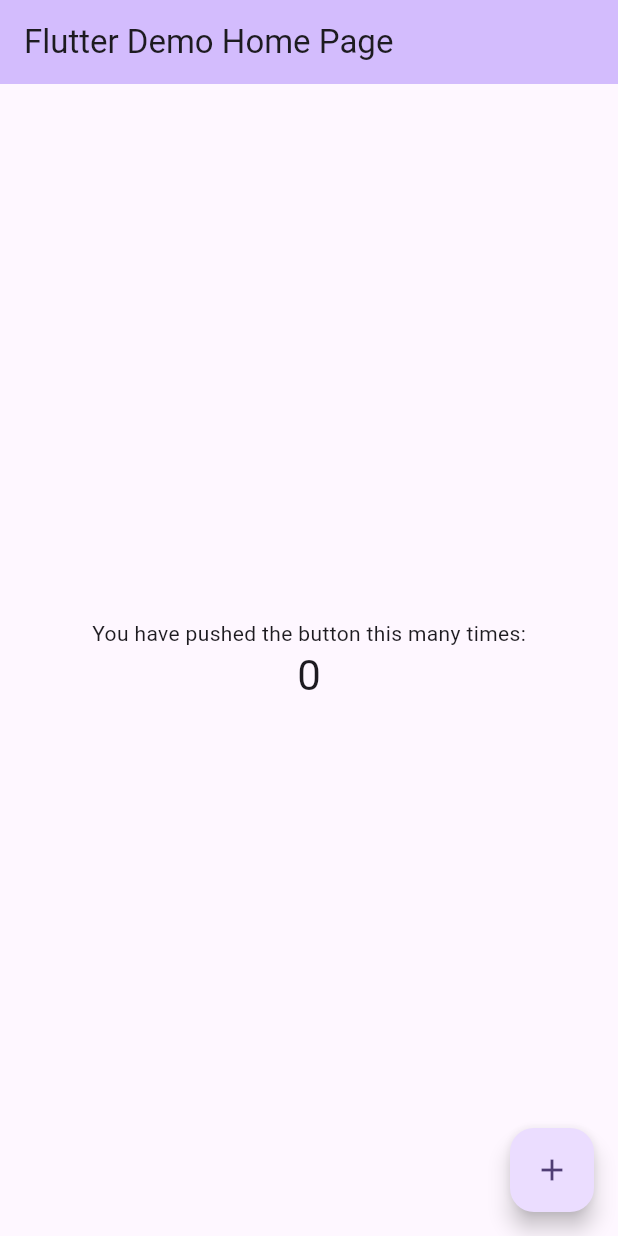
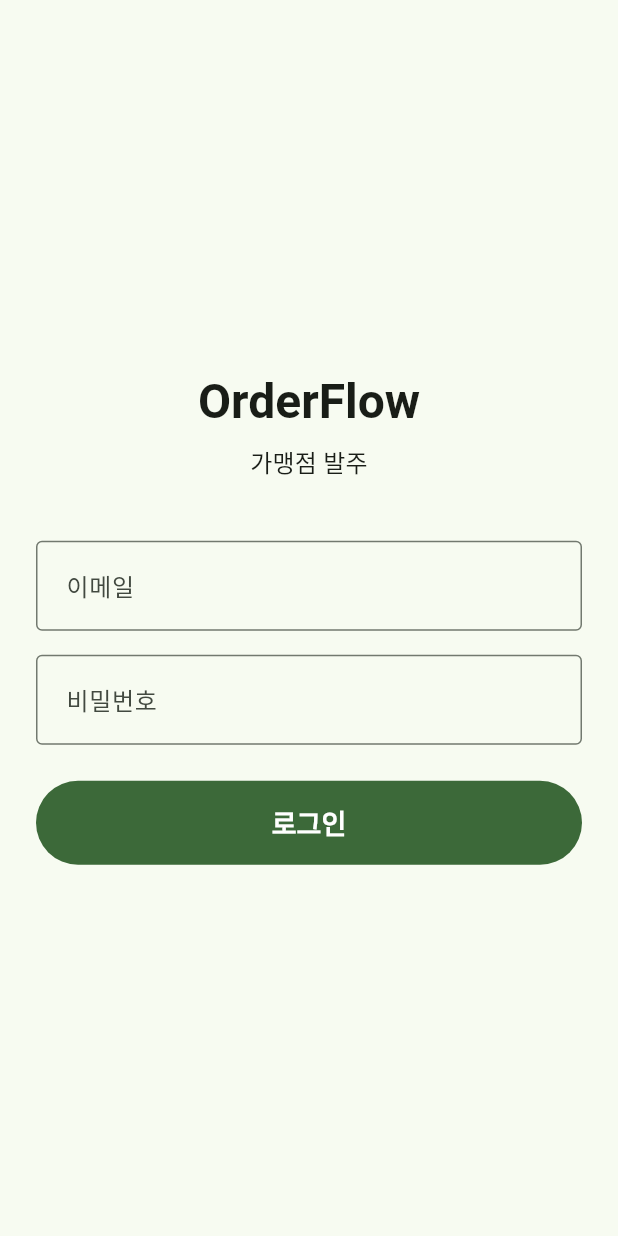
Before and after one commit to jinioh88/orderflow, a Flutter app: the screen it shows after launch, on a phone screen of 412 x 824 dp. Run offline on Flutter 3.47's test engine with Material 3 defaults, Android fonts, the phone set to English and light mode, and no system bars; our stand-ins replace dio, flutter_riverpod, go_router.

Commit message:
app: M1 Phase 0 — 프로젝트 셋업 (go_router·Riverpod 선정, dio 공통 클라이언트, 골격 스캐폴딩)
- 라우팅 go_router, 상태관리 Riverpod 선정 (근거는 app/CLAUDE.md 기록)
- lib/core(config·network·router·theme·widgets) + lib/features(auth·catalog) 골격
- api-spec 1장 기반 ApiClient: {data}/{error} 래퍼 파싱, 에러 코드 매핑,
  Authorization 인터셉터, NetworkException/ApiException 분리, 페이징 공통 모델
- 테스트 12건 (래퍼 언래핑·에러 매핑·헤더·페이징·뼈대 라우팅) 전부 통과
- 시뮬레이터 부재로 웹 타깃 추가해 기동 확인 (백로그 발견 항목 기록)
- study/ 학습 노트 3편 (Riverpod·go_router·dio)

Co-Authored-By: Claude Fable 5 <noreply@anthropic.com>

```diff
--- /dev/null
+++ b/app/lib/app.dart
@@ -0,0 +1,19 @@
+import 'package:flutter/material.dart';
+import 'package:flutter_riverpod/flutter_riverpod.dart';
+
+import 'core/router/app_router.dart';
+import 'core/theme/app_theme.dart';
+
+class OrderFlowApp extends ConsumerWidget {
+  const OrderFlowApp({super.key});
+
+  @override
+  Widget build(BuildContext context, WidgetRef ref) {
+    final router = ref.watch(appRouterProvider);
+    return MaterialApp.router(
+      title: 'OrderFlow',
+      theme: AppTheme.light(),
+      routerConfig: router,
+    );
+  }
+}
--- /dev/null
+++ b/app/lib/core/router/app_router.dart
@@ -0,0 +1,25 @@
+import 'package:flutter_riverpod/flutter_riverpod.dart';
+import 'package:go_router/go_router.dart';
+
+import '../../features/auth/presentation/login_screen.dart';
+import '../../features/catalog/presentation/catalog_screen.dart';
+
+/// 앱 라우터.
+///
+/// 인증 가드(`redirect`)는 AUTH 태스크에서 인증 상태 Provider와 함께 붙인다.
+/// Phase 0에서는 화면 뼈대 간 이동만 정의한다.
+final appRouterProvider = Provider<GoRouter>((ref) {
+  return GoRouter(
+    initialLocation: '/login',
+    routes: [
+      GoRoute(
+        path: '/login',
+        builder: (context, state) => const LoginScreen(),
+      ),
+      GoRoute(
+        path: '/catalog',
+        builder: (context, state) => const CatalogScreen(),
+      ),
+    ],
+  );
+});
--- /dev/null
+++ b/app/lib/core/theme/app_theme.dart
@@ -0,0 +1,35 @@
+import 'package:flutter/material.dart';
+
+/// 앱 공통 테마.
+///
+/// 페르소나(영업 마감 후 지친 점주)를 위한 원칙: 큰 터치 타깃, 명확한 상태 표시.
+/// 터치 타깃 최소 높이를 [minTouchTarget]으로 통일한다.
+abstract final class AppTheme {
+  /// 주요 조작 요소(버튼·입력창)의 최소 높이.
+  static const double minTouchTarget = 56;
+
+  static ThemeData light() {
+    final scheme = ColorScheme.fromSeed(seedColor: const Color(0xFF1B5E20));
+    return ThemeData(
+      colorScheme: scheme,
+      visualDensity: VisualDensity.standard,
+      filledButtonTheme: FilledButtonThemeData(
+        style: FilledButton.styleFrom(
+          minimumSize: const Size.fromHeight(minTouchTarget),
+          textStyle: const TextStyle(fontSize: 18, fontWeight: FontWeight.w600),
+        ),
+      ),
+      outlinedButtonTheme: OutlinedButtonThemeData(
+        style: OutlinedButton.styleFrom(
+          minimumSize: const Size.fromHeight(minTouchTarget),
+          textStyle: const TextStyle(fontSize: 18, fontWeight: FontWeight.w600),
+        ),
+      ),
+      inputDecorationTheme: const InputDecorationTheme(
+        border: OutlineInputBorder(),
+        contentPadding: EdgeInsets.symmetric(horizontal: 16, vertical: 18),
+      ),
+      listTileTheme: const ListTileThemeData(minVerticalPadding: 14),
+    );
+  }
+}
--- /dev/null
+++ b/app/lib/features/auth/presentation/login_screen.dart
@@ -0,0 +1,56 @@
+import 'package:flutter/material.dart';
+import 'package:go_router/go_router.dart';
+
+/// 로그인 화면 뼈대 (US-AUTH-03).
+///
+/// Phase 0에서는 라우팅 동작 확인용 껍데기만 둔다.
+/// 입력 검증·AuthRepository 연동·에러 표시는 AUTH 태스크에서 구현한다.
+class LoginScreen extends StatelessWidget {
+  const LoginScreen({super.key});
+
+  @override
+  Widget build(BuildContext context) {
+    return Scaffold(
+      body: SafeArea(
+        child: Padding(
+          padding: const EdgeInsets.symmetric(horizontal: 24),
+          child: Column(
+            mainAxisAlignment: MainAxisAlignment.center,
+            crossAxisAlignment: CrossAxisAlignment.stretch,
+            children: [
+              Text(
+                'OrderFlow',
+                textAlign: TextAlign.center,
+                style: Theme.of(context).textTheme.headlineLarge?.copyWith(
+                      fontWeight: FontWeight.bold,
+                    ),
+              ),
+              const SizedBox(height: 8),
+              Text(
+                '가맹점 발주',
+                textAlign: TextAlign.center,
+                style: Theme.of(context).textTheme.titleMedium,
+              ),
+              const SizedBox(height: 40),
+              const TextField(
+                keyboardType: TextInputType.emailAddress,
+                decoration: InputDecoration(labelText: '이메일'),
+              ),
+              const SizedBox(height: 16),
+              const TextField(
+                obscureText: true,
+                decoration: InputDecoration(labelText: '비밀번호'),
+              ),
+              const SizedBox(height: 24),
+              FilledButton(
+                // Phase 0 뼈대: 라우팅 확인용 임시 이동. 실제 로그인은 AUTH 태스크에서.
+                onPressed: () => context.go('/catalog'),
+                child: const Text('로그인'),
+              ),
+            ],
+          ),
+        ),
+      ),
+    );
+  }
+}
--- /dev/null
+++ b/app/lib/features/catalog/presentation/catalog_screen.dart
@@ -0,0 +1,18 @@
+import 'package:flutter/material.dart';
+
+import '../../../core/widgets/status_views.dart';
+
+/// 카탈로그 화면 뼈대 (US-CAT-01~04 조회 측).
+///
+/// Phase 0에서는 빈 상태 뷰만 노출한다. 목록·검색·카테고리는 CAT 태스크에서 구현한다.
+class CatalogScreen extends StatelessWidget {
+  const CatalogScreen({super.key});
+
+  @override
+  Widget build(BuildContext context) {
+    return Scaffold(
+      appBar: AppBar(title: const Text('상품 카탈로그')),
+      body: const EmptyView(message: '카탈로그 화면 (CAT 태스크에서 구현)'),
+    );
+  }
+}
--- a/app/lib/main.dart
+++ b/app/lib/main.dart
@@ -1,122 +1,8 @@
 import 'package:flutter/material.dart';
+import 'package:flutter_riverpod/flutter_riverpod.dart';
+
+import 'app.dart';
 
 void main() {
-  runApp(const MyApp());
+  runApp(const ProviderScope(child: OrderFlowApp()));
 }
-
-class MyApp extends StatelessWidget {
-  const MyApp({super.key});
-
-  // This widget is the root of your application.
-  @override
-  Widget build(BuildContext context) {
-    return MaterialApp(
-      title: 'Flutter Demo',
-      theme: ThemeData(
-        // This is the theme of your application.
-        //
-        // TRY THIS: Try running your application with "flutter run". You'll see
-        // the application has a purple toolbar. Then, without quitting the app,
-        // try changing the seedColor in the colorScheme below to Colors.green
-        // and then invoke "hot reload" (save your changes or press the "hot
-        // reload" button in a Flutter-supported IDE, or press "r" if you used
-        // the command line to start the app).
-        //
-        // Notice that the counter didn't reset back to zero; the application
-        // state is not lost during the reload. To reset the state, use hot
-        // restart instead.
-        //
-        // This works for code too, not just values: Most code changes can be
-        // tested with just a hot reload.
-        colorScheme: .fromSeed(seedColor: Colors.deepPurple),
-      ),
-      home: const MyHomePage(title: 'Flutter Demo Home Page'),
-    );
-  }
-}
-
-class MyHomePage extends StatefulWidget {
-  const MyHomePage({super.key, required this.title});
-
-  // This widget is the home page of your application. It is stateful, meaning
-  // that it has a State object (defined below) that contains fields that affect
-  // how it looks.
-
-  // This class is the configuration for the state. It holds the values (in this
-  // case the title) provided by the parent (in this case the App widget) and
-  // used by the build method of the State. Fields in a Widget subclass are
-  // always marked "final".
-
-  final String title;
-
-  @override
-  State<MyHomePage> createState() => _MyHomePageState();
-}
-
-class _MyHomePageState extends State<MyHomePage> {
-  int _counter = 0;
-
-  void _incrementCounter() {
-    setState(() {
-      // This call to setState tells the Flutter framework that something has
-      // changed in this State, which causes it to rerun the build method below
-      // so that the display can reflect the updated values. If we changed
-      // _counter without calling setState(), then the build method would not be
-      // called again, and so nothing would appear to happen.
-      _counter++;
-    });
-  }
-
-  @override
-  Widget build(BuildContext context) {
-    // This method is rerun every time setState is called, for instance as done
-    // by the _incrementCounter method above.
-    //
-    // The Flutter framework has been optimized to make rerunning build methods
-    // fast, so that you can just rebuild anything that needs updating rather
-    // than having to individually change instances of widgets.
-    return Scaffold(
-      appBar: AppBar(
-        // TRY THIS: Try changing the color here to a specific color (to
-        // Colors.amber, perhaps?) and trigger a hot reload to see the AppBar
-        // change color while the other colors stay the same.
-        backgroundColor: Theme.of(context).colorScheme.inversePrimary,
-        // Here we take the value from the MyHomePage object that was created by
-        // the App.build method, and use it to set our appbar title.
-        title: Text(widget.title),
-      ),
-      body: Center(
-        // Center is a layout widget. It takes a single child and positions it
-        // in the middle of the parent.
-        child: Column(
-          // Column is also a layout widget. It takes a list of children and
-          // arranges them vertically. By default, it sizes itself to fit its
-          // children horizontally, and tries to be as tall as its parent.
-          //
-          // Column has various properties to control how it sizes itself and
-          // how it positions its children. Here we use mainAxisAlignment to
-          // center the children vertically; the main axis here is the vertical
-          // axis because Columns are vertical (the cross axis would be
-          // horizontal).
-          //
-          // TRY THIS: Invoke "debug painting" (choose the "Toggle Debug Paint"
-          // action in the IDE, or press "p" in the console), to see the
-          // wireframe for each widget.
-          mainAxisAlignment: .center,
-          children: [
-            const Text('You have pushed the button this many times:'),
-            Text(
-              '$_counter',
-              style: Theme.of(context).textTheme.headlineMedium,
-            ),
-          ],
-        ),
-      ),
-      floatingActionButton: FloatingActionButton(
-        onPressed: _incrementCounter,
-        tooltip: 'Increment',
-        child: const Icon(Icons.add),
-      ),
-    );
-  }
-}
--- a/app/pubspec.yaml
+++ b/app/pubspec.yaml
@@ -34,6 +34,10 @@ dependencies:
   # The following adds the Cupertino Icons font to your application.
   # Use with the CupertinoIcons class for iOS style icons.
   cupertino_icons: ^1.0.8
+  dio: ^5.10.0
+  flutter_riverpod: ^3.3.2
+  go_router: ^17.3.0
+  flutter_secure_storage: ^10.3.1
 
 dev_dependencies:
   flutter_test:
```
Also changed, not shown: app/lib/core/config/app_config.dart (added, +16 -0 lines), app/lib/core/network/api_client.dart (added, +134 -0 lines), app/lib/core/network/app_exception.dart (added, +56 -0 lines), app/lib/core/network/network_providers.dart (added, +11 -0 lines), app/lib/core/network/paged.dart (added, +47 -0 lines), app/lib/core/widgets/status_views.dart (added, +72 -0 lines), app/pubspec.lock, 12 other files.
